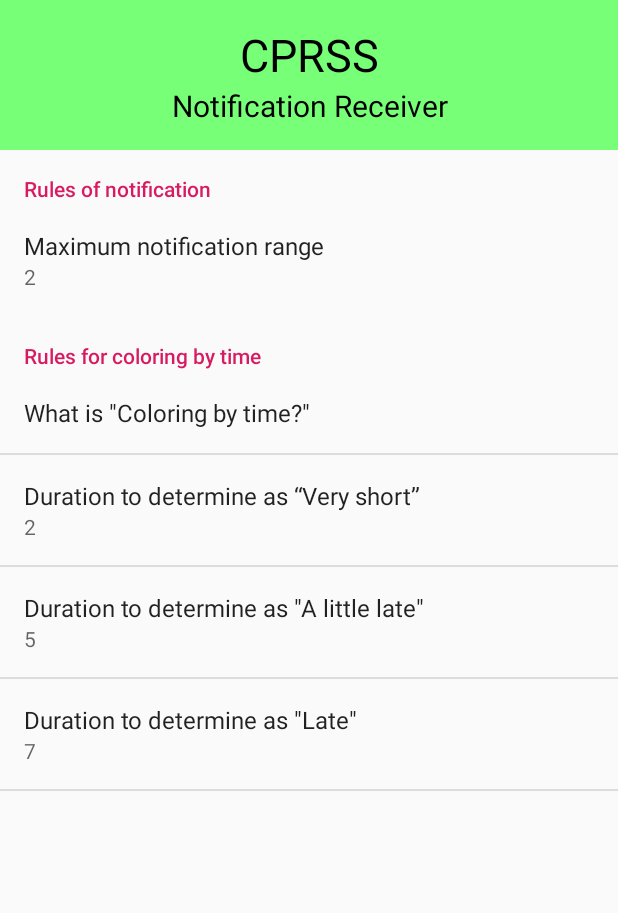
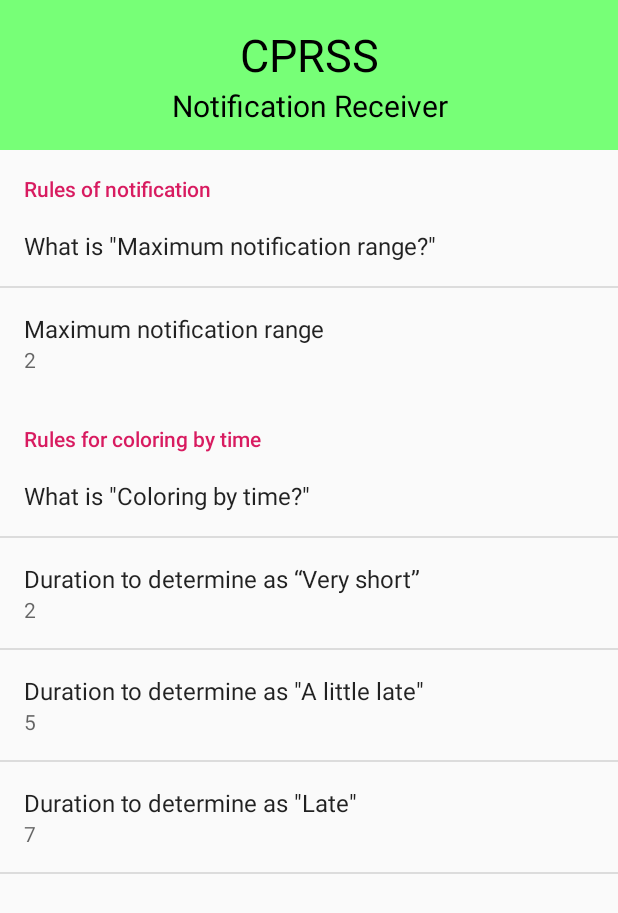
Before and after one commit to webiot-c/android_application, an Android app: the screen it shows after launch (SettingsActivity), after a tap on an icon or button, on a phone screen of 412 x 824 dp. Shown: the top 913 px of the screen. Run offline under Robolectric (Android 15) with nearby library versions, the phone set to English and light mode, and no system bars; libraries missing offline, so code that uses them is left out: org.java_websocket.handshake.

Commit message:
[edit] 設定画面のヘルプ実装。

```diff
--- a/app/src/main/res/xml/pref_fragment.xml
+++ b/app/src/main/res/xml/pref_fragment.xml
@@ -1,6 +1,10 @@
 <?xml version="1.0" encoding="utf-8"?>
 <PreferenceScreen xmlns:android="http://schemas.android.com/apk/res/android">
     <PreferenceCategory android:title="@string/set_category_notify_rule">
+
+        <Preference
+            android:key="help_rules_of_notification"
+            android:title="@string/help_maximum_notify_range" />
 
         <EditTextPreference
             android:defaultValue="2"
@@ -14,7 +18,7 @@
         android:title="@string/set_time_separating">
 
         <Preference
-            android:key="describe_coloring_by_time"
+            android:key="help_coloring_by_time"
             android:title="@string/set_what_is_time_sep" />
 
         <EditTextPreference
```
